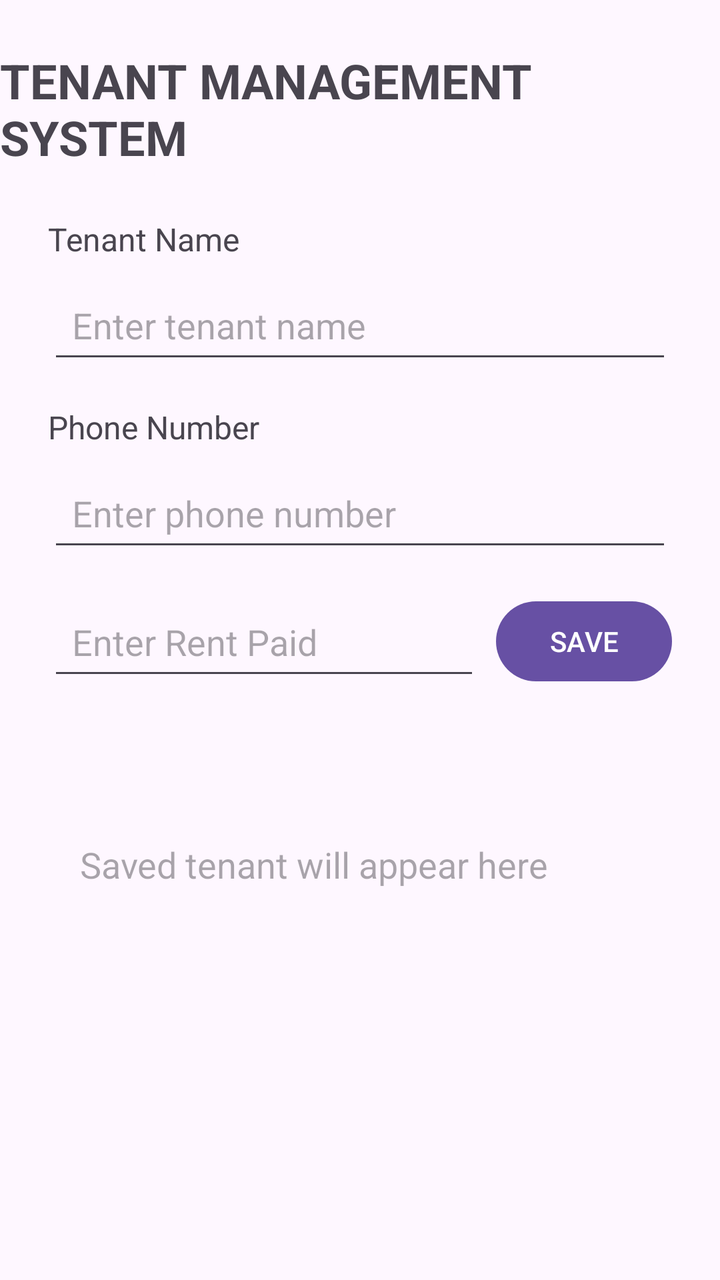
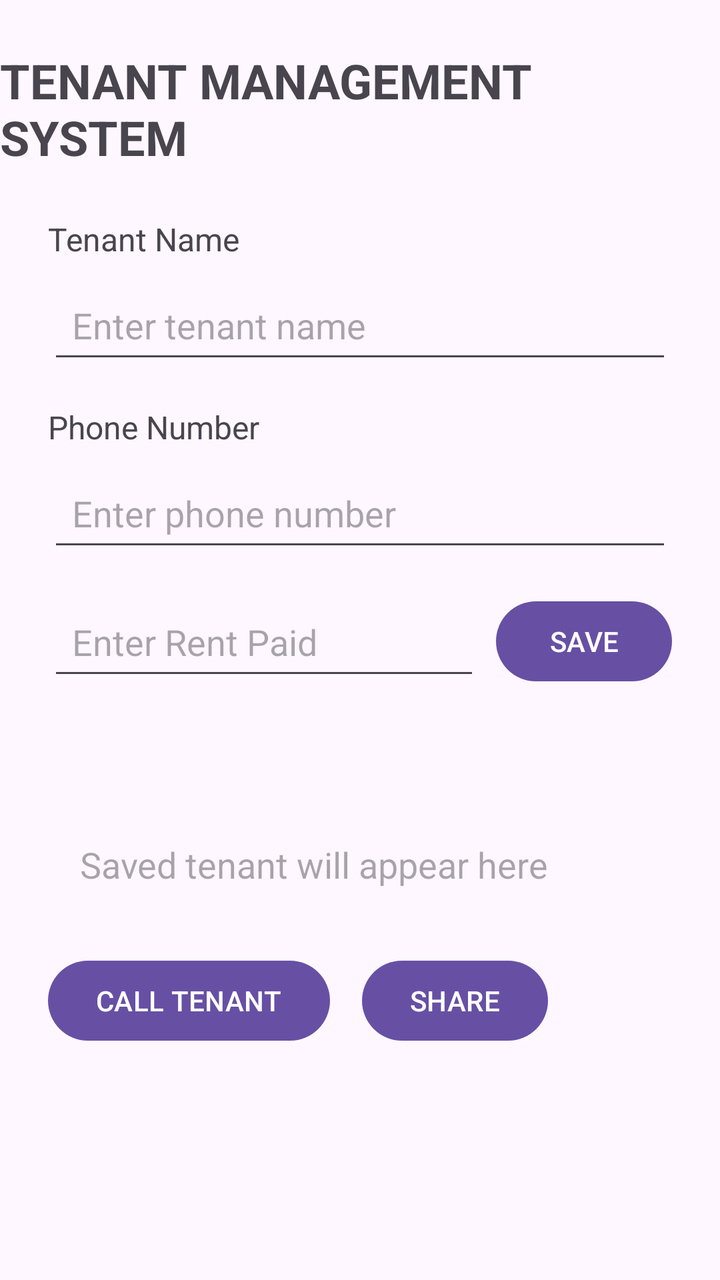

Screens rendered from an Android XML layout before and after an edit, with the pre-edit source and the edit as a unified diff.
<!-- AndroidManifest.xml: application theme Theme.TenantManagementSystem -->
<!-- res/layout/activity_main.xml -->
<?xml version="1.0" encoding="utf-8"?>
<layout xmlns:android="http://schemas.android.com/apk/res/android"
    xmlns:app="http://schemas.android.com/apk/res-auto">

    <data>
        <variable
            name="tenant"
            type="com.example.tenantmanagementsystem.Tenant" />
    </data>

    <androidx.constraintlayout.widget.ConstraintLayout
        android:layout_width="match_parent"
        android:layout_height="match_parent">

        <TextView
            android:id="@+id/titleTextView"
            android:layout_width="wrap_content"
            android:layout_height="wrap_content"
            android:text="TENANT MANAGEMENT SYSTEM"
            android:textSize="24sp"
            android:textStyle="bold"
            android:layout_marginTop="24dp"
            app:layout_constraintTop_toTopOf="parent"
            app:layout_constraintStart_toStartOf="parent"
            app:layout_constraintEnd_toEndOf="parent" />

        <TextView
            android:id="@+id/tenantNameLabel"
            android:layout_width="wrap_content"
            android:layout_height="wrap_content"
            android:text="Tenant Name"
            android:textSize="16sp"
            android:layout_marginTop="24dp"
            android:layout_marginStart="24dp"
            app:layout_constraintTop_toBottomOf="@id/titleTextView"
            app:layout_constraintStart_toStartOf="parent" />

        <EditText
            android:id="@+id/tenantNameEditText"
            android:layout_width="0dp"
            android:layout_height="wrap_content"
            android:hint="Enter tenant name"
            android:minHeight="48dp"
            android:padding="12dp"
            android:layout_marginTop="8dp"
            android:layout_marginStart="24dp"
            android:layout_marginEnd="24dp"
            app:layout_constraintTop_toBottomOf="@id/tenantNameLabel"
            app:layout_constraintStart_toStartOf="parent"
            app:layout_constraintEnd_toEndOf="parent" />

        <TextView
            android:id="@+id/phoneLabel"
            android:layout_width="wrap_content"
            android:layout_height="wrap_content"
            android:text="Phone Number"
            android:textSize="16sp"
            android:layout_marginTop="16dp"
            android:layout_marginStart="24dp"
            app:layout_constraintTop_toBottomOf="@id/tenantNameEditText"
            app:layout_constraintStart_toStartOf="parent" />

        <EditText
            android:id="@+id/phoneEditText"
            android:layout_width="0dp"
            android:layout_height="wrap_content"
            android:hint="Enter phone number"
            android:inputType="phone"
            android:minHeight="48dp"
            android:padding="12dp"
            android:layout_marginTop="8dp"
            android:layout_marginStart="24dp"
            android:layout_marginEnd="24dp"
            app:layout_constraintTop_toBottomOf="@id/phoneLabel"
            app:layout_constraintStart_toStartOf="parent"
            app:layout_constraintEnd_toEndOf="parent" />

        <EditText
            android:id="@+id/rentEditText"
            android:layout_width="0dp"
            android:layout_height="wrap_content"
            android:hint="Enter Rent Paid"
            android:inputType="numberDecimal"
            android:minHeight="48dp"
            android:padding="12dp"
            android:layout_marginStart="24dp"
            android:layout_marginTop="16dp"
            android:layout_marginEnd="8dp"
            app:layout_constraintTop_toBottomOf="@id/phoneEditText"
            app:layout_constraintStart_toStartOf="parent"
            app:layout_constraintEnd_toStartOf="@id/saveButton" />

        <Button
            android:id="@+id/saveButton"
            android:layout_width="wrap_content"
            android:layout_height="wrap_content"
            android:text="SAVE"
            android:layout_marginEnd="24dp"
            app:layout_constraintTop_toTopOf="@id/rentEditText"
            app:layout_constraintEnd_toEndOf="parent" />

        <TextView
            android:id="@+id/tenantNameDisplayTextView"
            android:layout_width="0dp"
            android:layout_height="wrap_content"
            android:text="@{tenant.name}"
            android:textSize="20sp"
            android:textStyle="bold"
            android:paddingStart="16dp"
            android:paddingEnd="16dp"
            android:layout_marginStart="24dp"
            android:layout_marginEnd="24dp"
            android:layout_marginTop="24dp"
            app:layout_constraintTop_toBottomOf="@id/rentEditText"
            app:layout_constraintStart_toStartOf="parent"
            app:layout_constraintEnd_toEndOf="parent" />

        <TextView
            android:id="@+id/tenantResultTextView"
            android:layout_width="0dp"
            android:layout_height="wrap_content"
            android:text="@{tenant.summary()}"
            android:hint="Saved tenant will appear here"
            android:textSize="18sp"
            android:padding="16dp"
            android:layout_marginStart="24dp"
            android:layout_marginEnd="24dp"
            android:layout_marginTop="8dp"
            app:layout_constraintTop_toBottomOf="@id/tenantNameDisplayTextView"
            app:layout_constraintStart_toStartOf="parent"
            app:layout_constraintEnd_toEndOf="parent" />

    </androidx.constraintlayout.widget.ConstraintLayout>
</layout>
<!-- resources referenced by this layout -->
<resources>
  <style name="Theme.TenantManagementSystem" parent="Base.Theme.TenantManagementSystem" />
  <style name="Base.Theme.TenantManagementSystem" parent="Theme.Material3.DayNight.NoActionBar">
          
          
      </style>
</resources>

<!-- the commit's change to res/layout/activity_main.xml (unified diff, before → after) -->
@@ -130,5 +130,24 @@
             app:layout_constraintStart_toStartOf="parent"
             app:layout_constraintEnd_toEndOf="parent" />
 
+        <Button
+            android:id="@+id/callButton"
+            android:layout_width="wrap_content"
+            android:layout_height="wrap_content"
+            android:text="CALL TENANT"
+            android:layout_marginStart="24dp"
+            android:layout_marginTop="16dp"
+            app:layout_constraintTop_toBottomOf="@id/tenantResultTextView"
+            app:layout_constraintStart_toStartOf="parent" />
+
+        <Button
+            android:id="@+id/shareButton"
+            android:layout_width="wrap_content"
+            android:layout_height="wrap_content"
+            android:text="SHARE"
+            android:layout_marginStart="16dp"
+            app:layout_constraintTop_toTopOf="@id/callButton"
+            app:layout_constraintStart_toEndOf="@id/callButton" />
+
     </androidx.constraintlayout.widget.ConstraintLayout>
 </layout>
